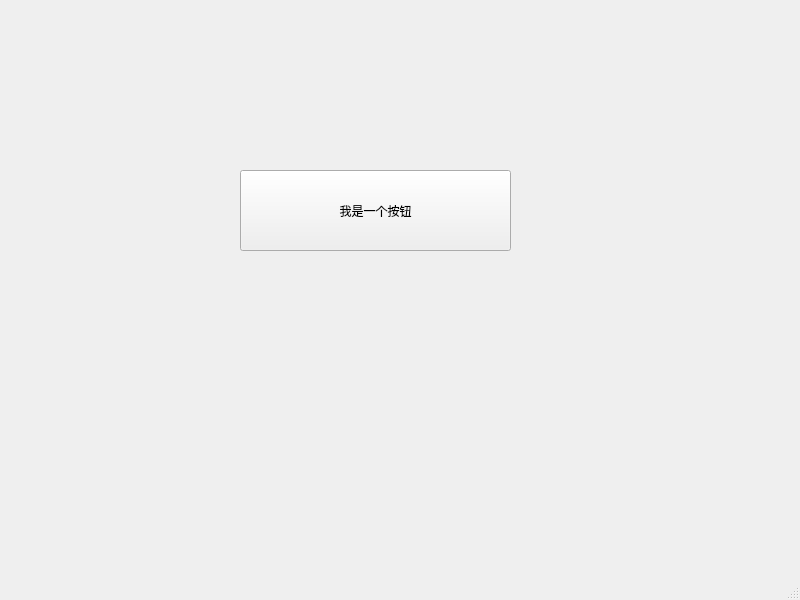
Above: source/mainwindow.ui from ISDevLearn/Sniffer before the change. Below: the same form after it.
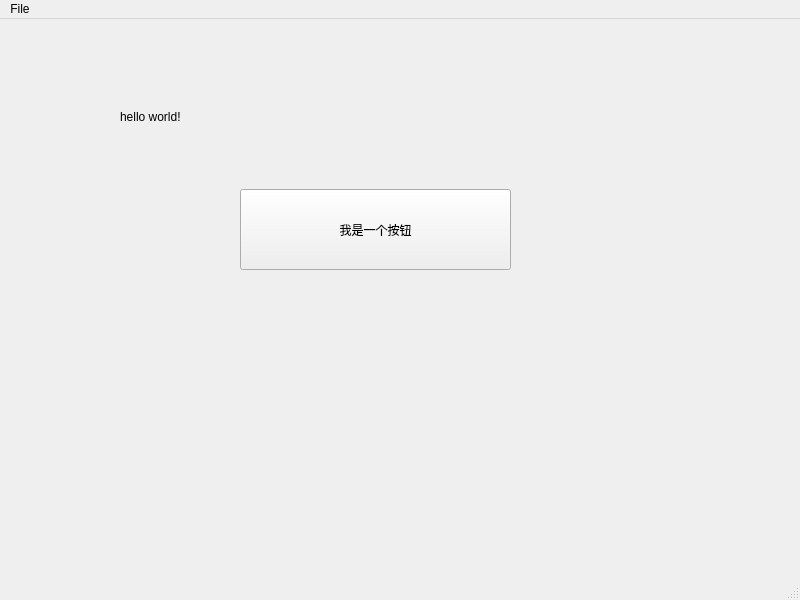
That is the form after the change.

Commit message: 一些小修改

```diff
--- a/source/mainwindow.ui
+++ b/source/mainwindow.ui
@@ -2,6 +2,9 @@
 <ui version="4.0">
  <class>MainWindow</class>
  <widget class="QMainWindow" name="MainWindow">
+  <property name="enabled">
+   <bool>true</bool>
+  </property>
   <property name="geometry">
    <rect>
     <x>0</x>
@@ -13,6 +16,12 @@
   <property name="windowTitle">
    <string>MainWindow</string>
   </property>
+  <property name="animated">
+   <bool>true</bool>
+  </property>
+  <property name="tabShape">
+   <enum>QTabWidget::Triangular</enum>
+  </property>
   <widget class="QWidget" name="centralwidget">
    <widget class="QPushButton" name="pushButton">
     <property name="geometry">
@@ -27,6 +36,19 @@
      <string>我是一个按钮</string>
     </property>
    </widget>
+   <widget class="QLabel" name="label">
+    <property name="geometry">
+     <rect>
+      <x>120</x>
+      <y>90</y>
+      <width>191</width>
+      <height>16</height>
+     </rect>
+    </property>
+    <property name="text">
+     <string>hello world!</string>
+    </property>
+   </widget>
   </widget>
   <widget class="QMenuBar" name="menubar">
    <property name="geometry">
@@ -34,9 +56,16 @@
      <x>0</x>
      <y>0</y>
      <width>800</width>
-     <height>23</height>
+     <height>26</height>
     </rect>
    </property>
+   <widget class="QMenu" name="menuFile">
+    <property name="title">
+     <string>File</string>
+    </property>
+    <addaction name="actionOpen"/>
+   </widget>
+   <addaction name="menuFile"/>
   </widget>
   <widget class="QStatusBar" name="statusbar"/>
  </widget>
```
Left out of the diff: 5 changed lines with no effect on the pictures. The commit also changes 2 other files.
